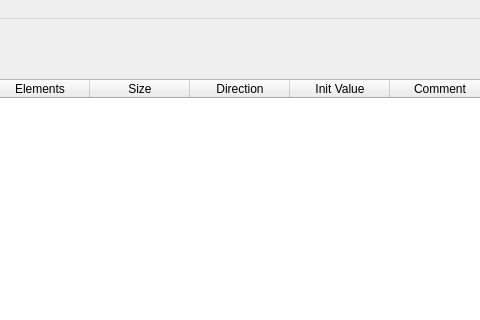
This is Dialogs/main_window.ui in Sergioalan13/Eeprom_Configurator as Qt 5 draws it before an edit; both pictures show x 321 to 801 and y 0 to 320 of the 1000 by 600 pixel window. The edited form follows.
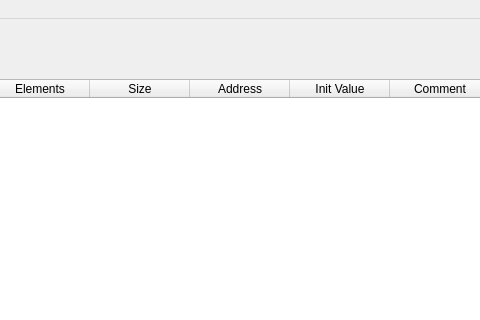
This is the edited form.

The edit to the form file:
```diff
--- a/Dialogs/main_window.ui
+++ b/Dialogs/main_window.ui
@@ -390,7 +390,7 @@
     </column>
     <column>
      <property name="text">
-      <string>Direction</string>
+      <string>Address</string>
      </property>
     </column>
     <column>
```
Left out of the diff: 8 changed lines with no effect on the pictures.
